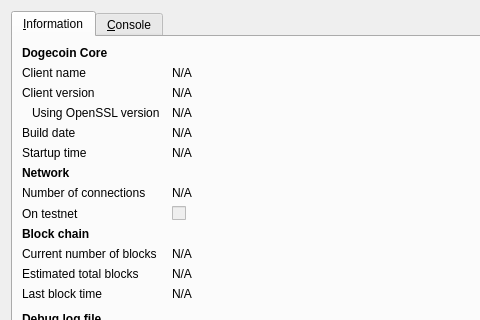
Old version of the form src/qt/forms/rpcconsole.ui in the repository Cryptotest/Cryptotest; both pictures show x 0 to 480 and y 0 to 320 of the 740 by 450 pixel window.
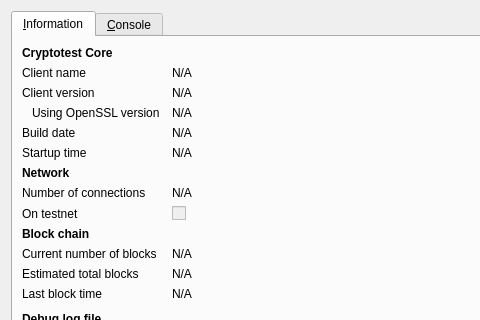
New version of the form. Icons and pictures are not drawn.

What changed in the file:
```diff
--- a/src/qt/forms/rpcconsole.ui
+++ b/src/qt/forms/rpcconsole.ui
@@ -36,7 +36,7 @@
           </font>
          </property>
          <property name="text">
-          <string>Dogecoin Core</string>
+          <string>Cryptotest Core</string>
          </property>
         </widget>
        </item>
```
Left out of the diff: 6 changed lines with no effect on the pictures.
